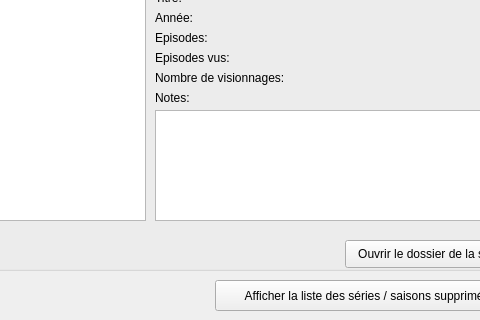
Before: the Qt Designer form src/ui/tabs/full_list_tab.ui in seigneurfuo/MyAnimeManager3, drawn with Qt 5; both pictures show x 255 to 735 and y 210 to 530 of the 841 by 530 pixel window.
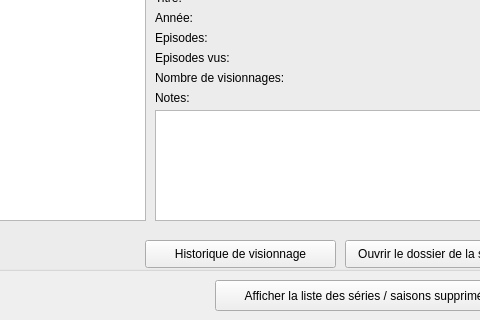
After: the same form once the commit is applied. Icons and pictures are not drawn.

Commit message: Ajout d'un bouyton pour afficher l'historique de visionnage sur ful_list_tab.

```diff
--- a/src/ui/tabs/full_list_tab.ui
+++ b/src/ui/tabs/full_list_tab.ui
@@ -387,6 +387,23 @@
      <set>Qt::AlignCenter</set>
     </property>
    </widget>
+   <widget class="QPushButton" name="pushButton">
+    <property name="geometry">
+     <rect>
+      <x>400</x>
+      <y>290</y>
+      <width>191</width>
+      <height>28</height>
+     </rect>
+    </property>
+    <property name="text">
+     <string>Historique de visionnage</string>
+    </property>
+    <property name="icon">
+     <iconset>
+      <normaloff>../../resources/icons/film-timeline.png</normaloff>../../resources/icons/film-timeline.png</iconset>
+    </property>
+   </widget>
   </widget>
   <widget class="QWidget" name="layoutWidget">
    <property name="geometry">
```
The commit also changes 3 other files.
